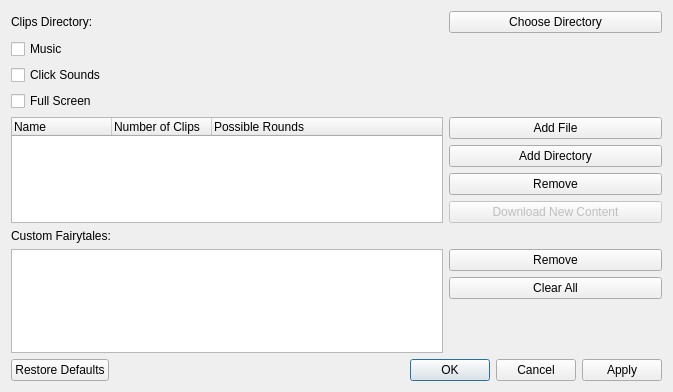
Above: ui/settings.ui from tdauth/gustavsfairyland before the change. Below: the same form after it.
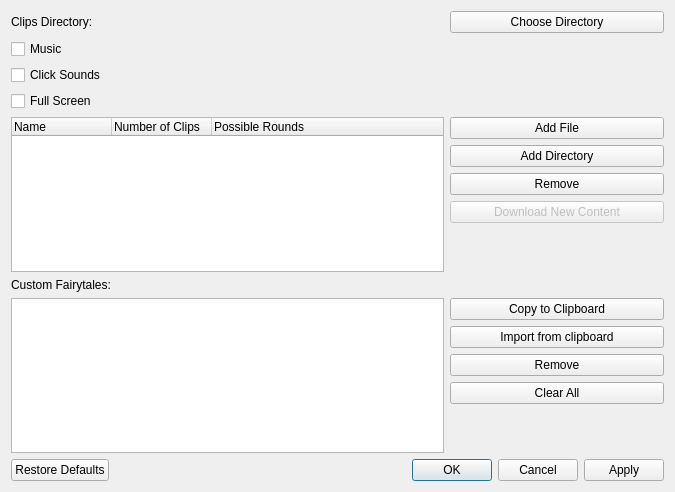
That is the form after the change.

Commit message: Allow copying and pasting custom fairytales with clipboard, check overwriting existing custom fairytales, fixed removing old bonus clip actions, added image to lost dialog,

Diff of the .ui file:
```diff
--- a/ui/settings.ui
+++ b/ui/settings.ui
@@ -6,8 +6,8 @@
    <rect>
     <x>0</x>
     <y>0</y>
-    <width>673</width>
-    <height>392</height>
+    <width>675</width>
+    <height>492</height>
    </rect>
   </property>
   <property name="windowTitle">
@@ -135,6 +135,20 @@
    </item>
    <item row="9" column="2">
     <layout class="QVBoxLayout" name="verticalLayout_2">
+     <item>
+      <widget class="QPushButton" name="copyCustomFairytalePushButton">
+       <property name="text">
+        <string>Copy to Clipboard</string>
+       </property>
+      </widget>
+     </item>
+     <item>
+      <widget class="QPushButton" name="importCustomFairytalePushButton">
+       <property name="text">
+        <string>Import from clipboard</string>
+       </property>
+      </widget>
+     </item>
      <item>
       <widget class="QPushButton" name="removeCustomFairytalePushButton">
        <property name="text">
```
The commit also changes 14 other files.
